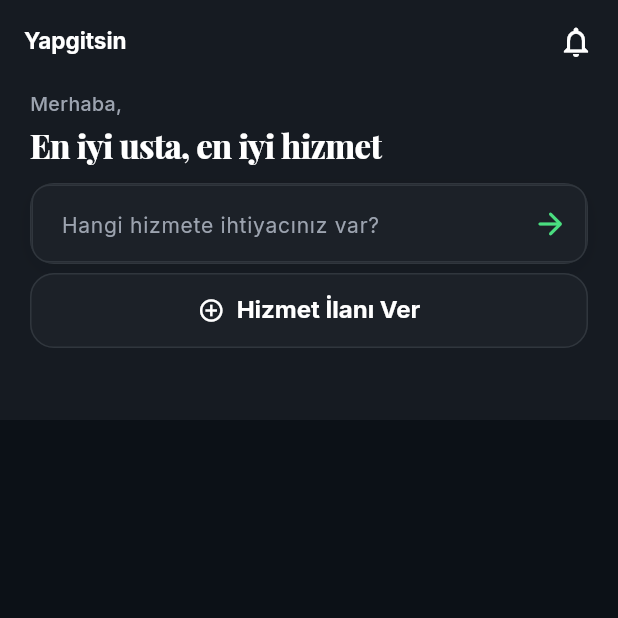
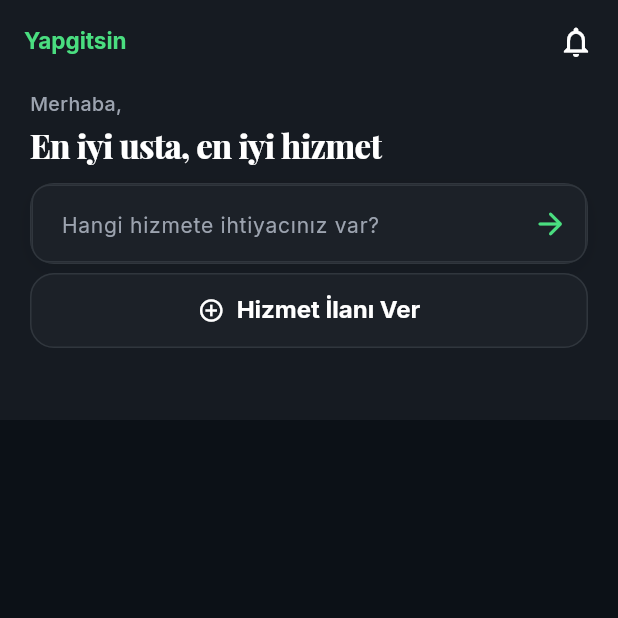
Before and after one commit to omeracet-ai/yapgitsinv2, a Flutter app: the screen it shows after launch, after a tap on "Geç", on a phone screen of 412 x 824 dp, the top half of it. Run offline on Flutter 3.47's test engine with Material 3 defaults, Android fonts, the phone set to English and light mode, and no system bars; our stand-ins replace cached_network_image, chewie, dio, equatable, file_picker, firebase_auth and 25 more; missing offline and left inert: mobile_scanner, record; accounts and stored records are empty; network calls fail.

Commit message:
style(yaptır-header): paint 'Yapgitsin' title in theme success green
Color was AppColors.textPrimary (heroTitle); now AppColors.success
(#4ADE80) to match the brand green accent.

Co-Authored-By: Claude Opus 4.7 <noreply@anthropic.com>

```diff
--- a/hizmet_app/lib/features/home/presentation/screens/main_shell.dart
+++ b/hizmet_app/lib/features/home/presentation/screens/main_shell.dart
@@ -404,7 +404,7 @@ class _HomeTabState extends ConsumerState<_HomeTab> {
                   'Yapgitsin',
                   overflow: TextOverflow.ellipsis,
                   style: GoogleFonts.inter(
-                    color: heroTitle,
+                    color: AppColors.success,
                     fontSize: 15,
                     fontWeight: FontWeight.w700,
                     height: 1.0,
```
